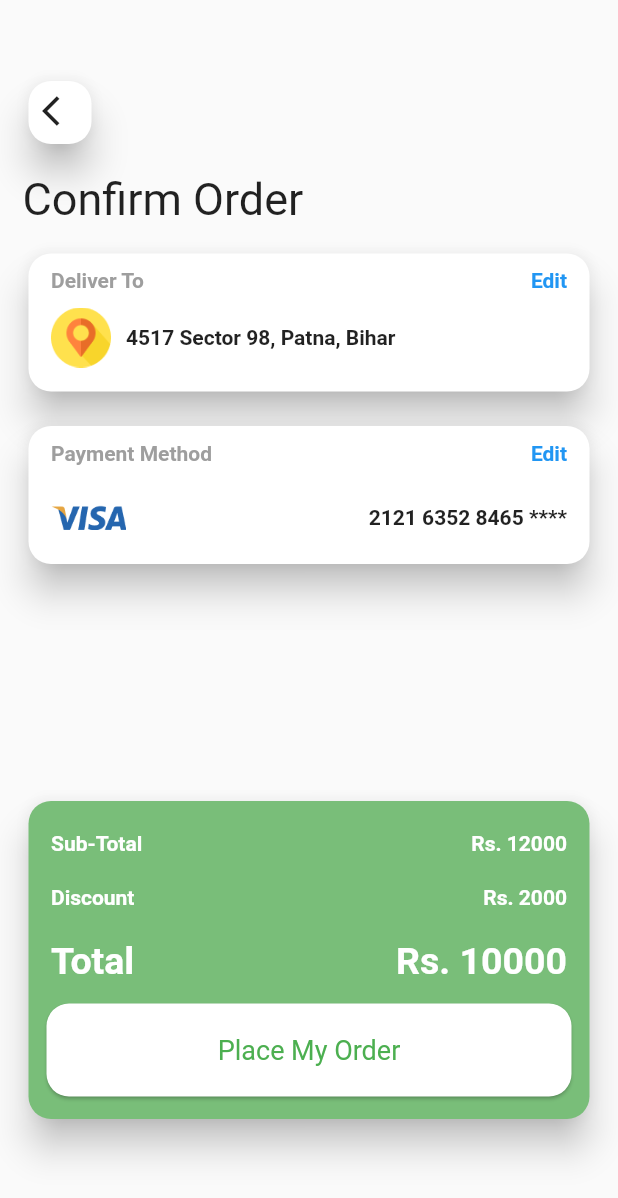
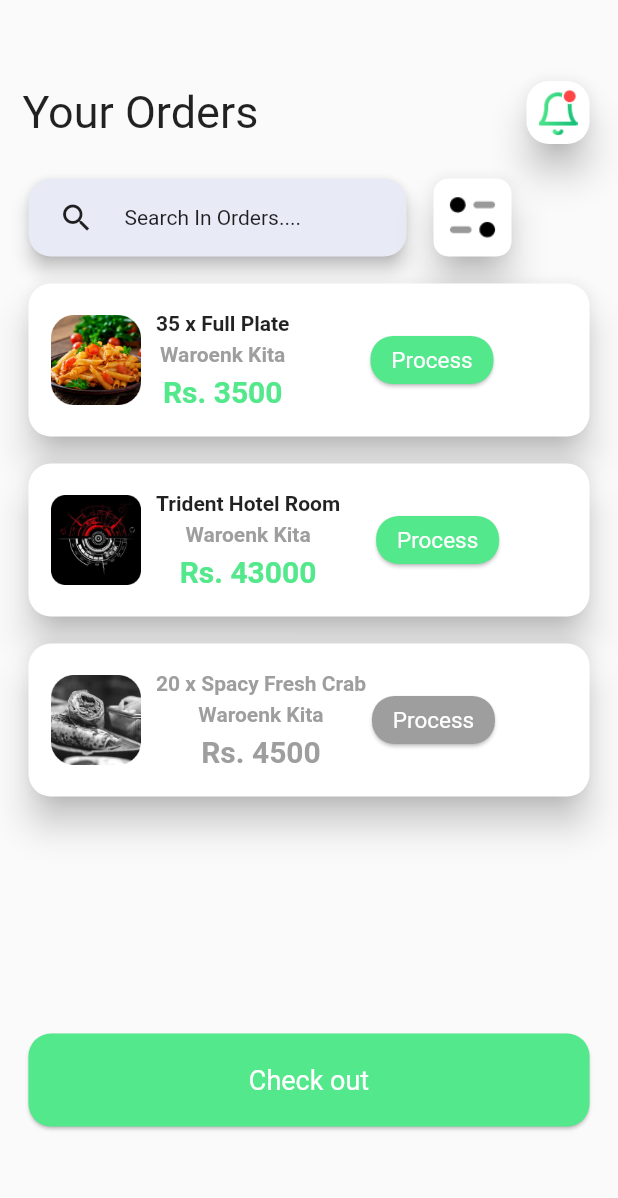
Before and after one commit to yuvi222/firebase_auth, a Flutter app: the screen it shows after launch, on a phone screen of 412 x 824 dp. Shown: the top 1198 px of the screen. Run offline on Flutter 3.47's test engine with Material 2 defaults, Android fonts, the phone set to English and light mode, and no system bars; our stand-ins replace cloud_firestore, firebase_auth, firebase_core, fluttertoast; accounts and stored records are empty.

Commit message:
your_orders screen

```diff
--- a/lib/main.dart
+++ b/lib/main.dart
@@ -3,6 +3,7 @@ import 'package:auth_app/screens/dashboard.dart';
 import 'package:auth_app/screens/edit_payments.dart';
 import 'package:auth_app/screens/featured.dart';
 import 'package:auth_app/screens/login_screen.dart';
+import 'package:auth_app/screens/your_orders.dart';
 import 'package:firebase_core/firebase_core.dart';
 import 'package:flutter/material.dart';
 import 'package:auth_app/screens/payments.dart';
@@ -24,7 +25,7 @@ class MyApp extends StatelessWidget {
       theme: ThemeData(
         primarySwatch: Colors.red,
       ),
-      home: const Payments(),
+      home: const YourOrders(),
     );
   }
 }
--- /dev/null
+++ b/lib/screens/your_orders.dart
@@ -0,0 +1,386 @@
+import 'package:flutter/cupertino.dart';
+import 'package:flutter/material.dart';
+
+class YourOrders extends StatefulWidget {
+  const YourOrders({Key? key}) : super(key: key);
+
+  @override
+  _YourOrdersState createState() => _YourOrdersState();
+}
+
+class _YourOrdersState extends State<YourOrders> {
+  @override
+  Widget build(BuildContext context) {
+    return Scaffold(
+      body: Padding(
+        padding: const EdgeInsets.only(
+          left: 15,
+          right: 15,
+          top: 50,
+        ),
+        child: Column(children: [
+          Row(mainAxisAlignment: MainAxisAlignment.spaceBetween, children: [
+            Row(
+              children: [
+                Text(
+                  "Your Orders",
+                  style: TextStyle(fontSize: 30),
+                )
+              ],
+            ),
+            Row(
+              children: [
+                Container(
+                  height: 50,
+                  width: 50,
+                  child: Card(
+                    color: Colors.white,
+                    shape: RoundedRectangleBorder(
+                      borderRadius: BorderRadius.circular(15),
+                    ),
+                    elevation: 10,
+                    child: Column(children: [
+                      Padding(
+                        padding:
+                            EdgeInsets.only(left: 8.0, top: 5.0, right: 8.0),
+                        child: Image.asset("icon/img_5.png"),
+                      ),
+                    ]),
+                  ),
+                ),
+              ],
+            ),
+          ]),
+          SizedBox(
+            height: 15,
+          ),
+          Row(
+            children: [
+              Container(
+                decoration: BoxDecoration(
+                  borderRadius: BorderRadius.circular(20),
+                ),
+                width: 260,
+                height: 60,
+                child: Card(
+                  elevation: 5,
+                  color: Colors.indigo.shade50,
+                  shape: RoundedRectangleBorder(
+                    borderRadius: BorderRadius.circular(15),
+                  ),
+                  child: Padding(
+                    padding: const EdgeInsets.only(left: 20),
+                    child: Row(
+                      children: const [
+                        Icon(Icons.search),
+                        SizedBox(
+                          width: 20,
+                        ),
+                        Text("Search In Orders...."),
+                      ],
+                    ),
+                  ),
+                ),
+              ),
+              SizedBox(
+                width: 10,
+              ),
+              Container(
+                height: 60,
+                width: 60,
+                child: Card(
+                  elevation: 10,
+                  color: Colors.white,
+                  shape: RoundedRectangleBorder(
+                    borderRadius: BorderRadius.circular(10),
+                  ),
+                  child: Padding(
+                    padding: const EdgeInsets.all(8.0),
+                    child: Image.asset(
+                      "icon/img_6.png",
+                    ),
+                  ),
+                ),
+              ),
+            ],
+          ),
+          SizedBox(
+            height: 10,
+          ),
+          Container(
+            height: 110,
+            width: 400,
+            child: Card(
+              color: Colors.white,
+              shape: RoundedRectangleBorder(
+                borderRadius: BorderRadius.circular(15),
+              ),
+              elevation: 10,
+              child: Column(
+                mainAxisAlignment: MainAxisAlignment.center,
+                children: [
+                  Padding(
+                    padding: EdgeInsets.only(left: 15),
+                    child: Row(
+                      //mainAxisAlignment: MainAxisAlignment.spaceBetween,
+                      children: [
+                        Image.asset(
+                          "images/img_3.png",
+                          height: 60,
+                          width: 60,
+                        ),
+                        SizedBox(
+                          width: 10,
+                        ),
+                        Column(
+                          children: [
+                            Text(
+                              "35 x Full Plate",
+                              style: TextStyle(fontWeight: FontWeight.bold),
+                            ),
+                            SizedBox(
+                              height: 5,
+                            ),
+                            Text(
+                              "Waroenk Kita",
+                              style: TextStyle(
+                                  color: Colors.grey,
+                                  fontWeight: FontWeight.bold),
+                            ),
+                            SizedBox(
+                              height: 5,
+                            ),
+                            Text(
+                              "Rs. 3500",
+                              style: TextStyle(
+                                  color: Color(0xff53E88B),
+                                  fontWeight: FontWeight.w700,
+                                  fontSize: 20),
+                            ),
+                          ],
+                        ),
+                        SizedBox(
+                          width: 50,
+                        ),
+                        Container(
+                          height: 40,
+                          width: 90,
+                          child: Card(
+                            color: Color(0xff53E88B),
+                            shape: RoundedRectangleBorder(
+                              borderRadius: BorderRadius.circular(15),
+                            ),
+                            child: Column(
+                              mainAxisAlignment: MainAxisAlignment.center,
+                              children: [
+                                Text(
+                                  "Process",
+                                  style: TextStyle(
+                                      fontSize: 15, color: Colors.white),
+                                )
+                              ],
+                            ),
+                          ),
+                        ),
+                      ],
+                    ),
+                  ),
+                ],
+              ),
+            ),
+          ),
+          SizedBox(
+            height: 10,
+          ),
+          Container(
+            height: 110,
+            width: 400,
+            child: Card(
+              color: Colors.white,
+              shape: RoundedRectangleBorder(
+                borderRadius: BorderRadius.circular(15),
+              ),
+              elevation: 10,
+              child: Column(
+                mainAxisAlignment: MainAxisAlignment.center,
+                children: [
+                  Padding(
+                    padding: EdgeInsets.only(left: 15),
+                    child: Row(
+                      //mainAxisAlignment: MainAxisAlignment.spaceBetween,
+                      children: [
+                        Image.asset(
+                          "images/img_4.png",
+                          height: 60,
+                          width: 60,
+                        ),
+                        SizedBox(
+                          width: 10,
+                        ),
+                        Column(
+                          children: [
+                            Text(
+                              "Trident Hotel Room",
+                              style: TextStyle(fontWeight: FontWeight.bold),
+                            ),
+                            SizedBox(
+                              height: 5,
+                            ),
+                            Text(
+                              "Waroenk Kita",
+                              style: TextStyle(
+                                  color: Colors.grey,
+                                  fontWeight: FontWeight.bold),
+                            ),
+                            SizedBox(
+                              height: 5,
+                            ),
+                            Text(
+                              "Rs. 43000",
+                              style: TextStyle(
+                                  color: Color(0xff53E88B),
+                                  fontWeight: FontWeight.w700,
+                                  fontSize: 20),
+                            ),
+                          ],
+                        ),
+                        SizedBox(
+                          width: 20,
+                        ),
+                        Container(
+                          height: 40,
+                          width: 90,
+                          child: Card(
+                            color: Color(0xff53E88B),
+                            shape: RoundedRectangleBorder(
+                              borderRadius: BorderRadius.circular(15),
+                            ),
+                            child: Column(
+                              mainAxisAlignment: MainAxisAlignment.center,
+                              children: [
+                                Text(
+                                  "Process",
+                                  style: TextStyle(
+                                      fontSize: 15, color: Colors.white),
+                                )
+                              ],
+                            ),
+                          ),
+                        ),
+                      ],
+                    ),
+                  ),
+                ],
+              ),
+            ),
+          ),
+          SizedBox(
+            height: 10,
+          ),
+          Container(
+            height: 110,
+            width: 400,
+            child: Card(
+              color: Colors.white,
+              shape: RoundedRectangleBorder(
+                borderRadius: BorderRadius.circular(15),
+              ),
+              elevation: 10,
+              child: Column(
+                mainAxisAlignment: MainAxisAlignment.center,
+                children: [
+                  Padding(
+                    padding: EdgeInsets.only(left: 15),
+                    child: Row(
+                      //mainAxisAlignment: MainAxisAlignment.spaceBetween,
+                      children: [
+                        Image.asset(
+                          "images/img_5.png",
+                          height: 60,
+                          width: 60,
+                        ),
+                        SizedBox(
+                          width: 10,
+                        ),
+                        Column(
+                          children: [
+                            Text(
+                              "20 x Spacy Fresh Crab",
+                              style: TextStyle(
+                                  fontWeight: FontWeight.bold,
+                                  color: Colors.grey),
+                            ),
+                            SizedBox(
+                              height: 5,
+                            ),
+                            Text(
+                              "Waroenk Kita",
+                              style: TextStyle(
+                                  color: Colors.grey,
+                                  fontWeight: FontWeight.bold),
+                            ),
+                            SizedBox(
+                              height: 5,
+                            ),
+                            Text(
+                              "Rs. 4500",
+                              style: TextStyle(
+                                  color: Colors.grey,
+                                  fontWeight: FontWeight.w700,
+                                  fontSize: 20),
+                            ),
+                          ],
+                        ),
+                        Container(
+                          height: 40,
+                          width: 90,
+                          child: Card(
+                            color: Colors.grey,
+                            shape: RoundedRectangleBorder(
+                              borderRadius: BorderRadius.circular(15),
+                            ),
+                            child: Column(
+                              mainAxisAlignment: MainAxisAlignment.center,
+                              children: [
+                                Text(
+                                  "Process",
+                                  style: TextStyle(
+                                      fontSize: 15, color: Colors.white),
+                                )
+                              ],
+                            ),
+                          ),
+                        ),
+                      ],
+                    ),
+                  ),
+                ],
+              ),
+            ),
+          ),
+          Container(
+            margin: EdgeInsets.only(top: 150),
+            height: 70,
+            width: 400,
+            child: Card(
+              color: Color(0xff53E88B),
+              shape: RoundedRectangleBorder(
+                borderRadius: BorderRadius.circular(15),
+              ),
+              //elevation: 10,
+              child: Column(
+                mainAxisAlignment: MainAxisAlignment.center,
+                children: [
+                  Text(
+                    "Check out",
+                    style: TextStyle(fontSize: 18, color: Colors.white),
+                  )
+                ],
+              ),
+            ),
+          ),
+        ]),
+      ),
+    );
+  }
+}
```
Also changed, not shown: icon/img_5.png (added), icon/img_6.png (added), images/img_3.png (added), images/img_4.png (added), images/img_5.png (added).
